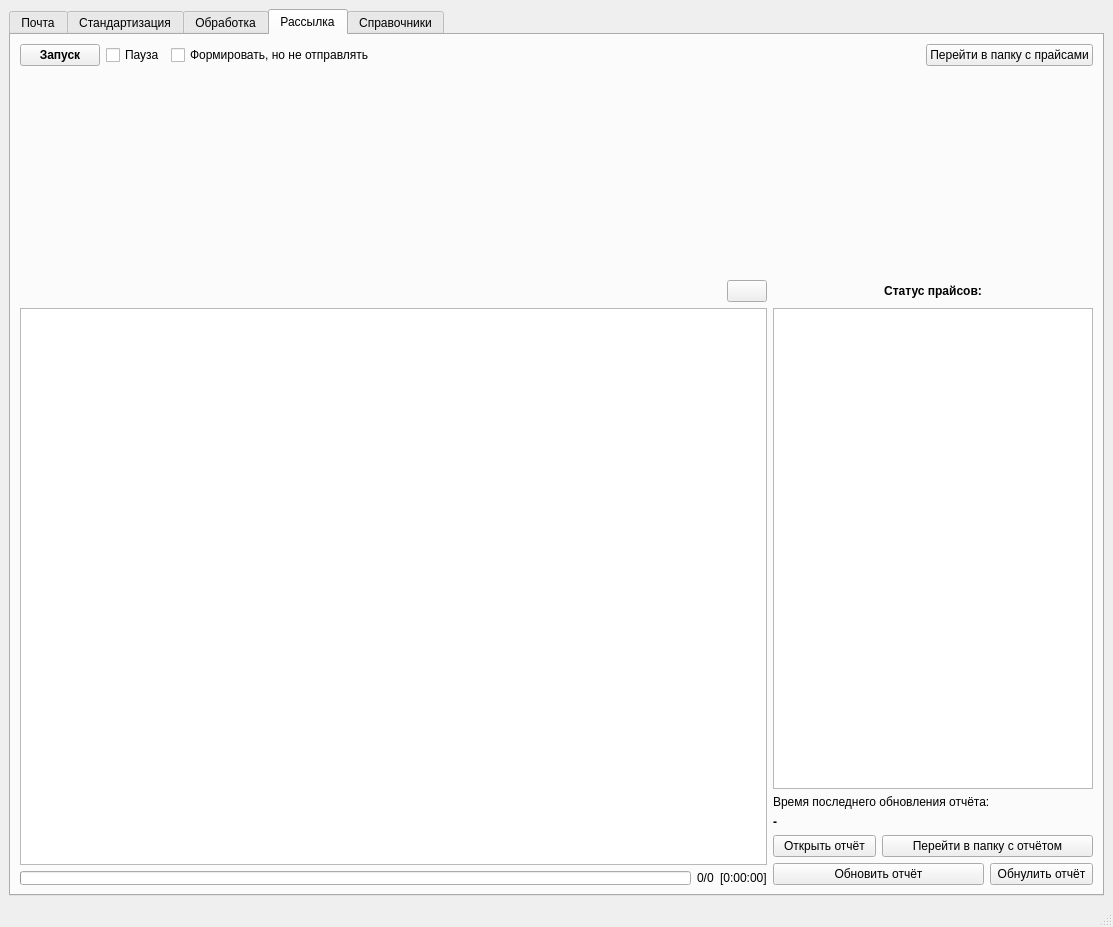
Old version of the form price_processing_2.ui in the repository tmptr1/price_processing.
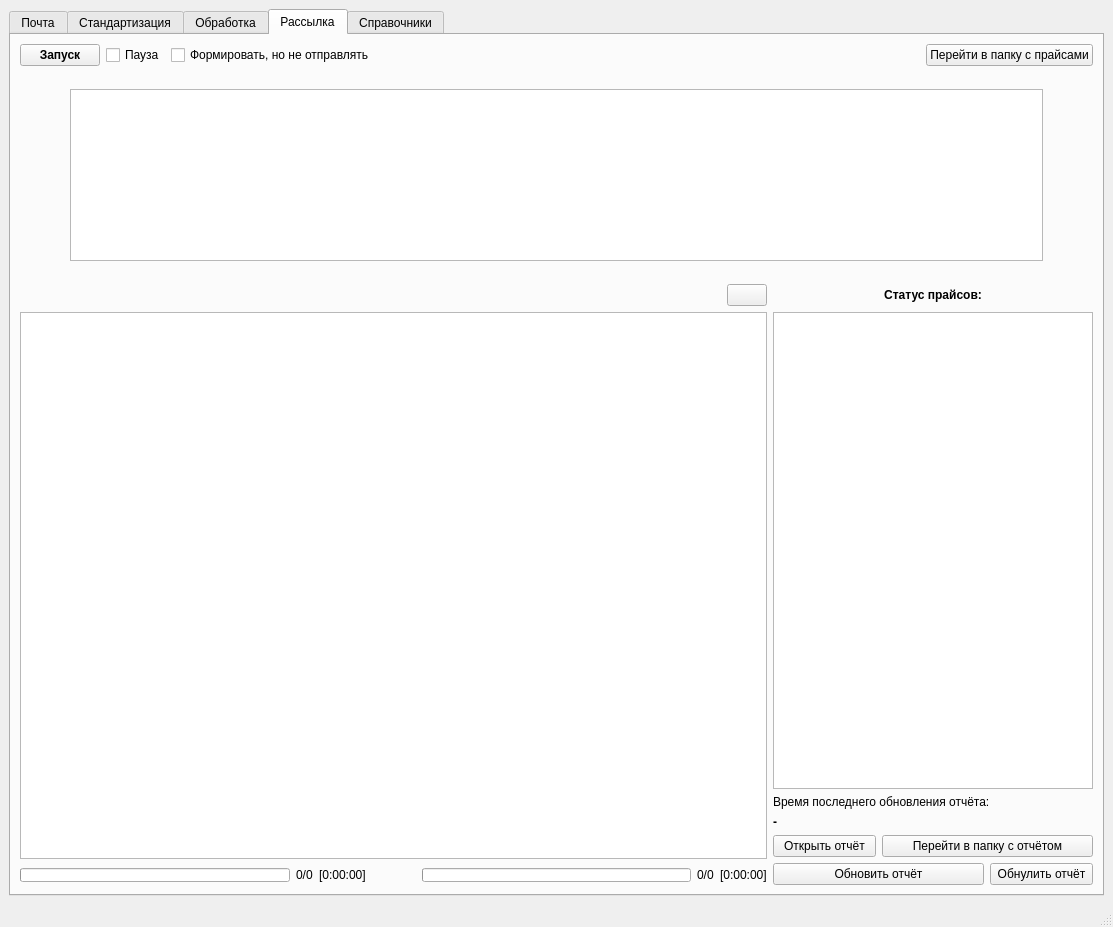
New version of the form. The open tabs and pages were chosen to show the change. Icons and pictures are not drawn.

Commit message: load orders twice, final_price create in 2 threads

```diff
--- a/price_processing_2.ui
+++ b/price_processing_2.ui
@@ -1186,7 +1186,7 @@
        </attribute>
        <layout class="QGridLayout" name="gridLayout_16">
         <item row="0" column="0">
-         <layout class="QVBoxLayout" name="verticalLayout_9" stretch="3,12,35">
+         <layout class="QVBoxLayout" name="verticalLayout_9" stretch="3,1,10,1,35">
           <property name="spacing">
            <number>6</number>
           </property>
@@ -1258,6 +1258,58 @@
             </item>
            </layout>
           </item>
+          <item>
+           <spacer name="verticalSpacer_13">
+            <property name="orientation">
+             <enum>Qt::Orientation::Vertical</enum>
+            </property>
+            <property name="sizeHint" stdset="0">
+             <size>
+              <width>20</width>
+              <height>40</height>
+             </size>
+            </property>
+           </spacer>
+          </item>
+          <item>
+           <layout class="QHBoxLayout" name="horizontalLayout_27">
+            <item>
+             <spacer name="horizontalSpacer_35">
+              <property name="orientation">
+               <enum>Qt::Orientation::Horizontal</enum>
+              </property>
+              <property name="sizeType">
+               <enum>QSizePolicy::Policy::Minimum</enum>
+              </property>
+              <property name="sizeHint" stdset="0">
+               <size>
+                <width>50</width>
+                <height>20</height>
+               </size>
+              </property>
+             </spacer>
+            </item>
+            <item>
+             <widget class="QTableView" name="PriceStatusTableView_4"/>
+            </item>
+            <item>
+             <spacer name="horizontalSpacer_36">
+              <property name="orientation">
+               <enum>Qt::Orientation::Horizontal</enum>
+              </property>
+              <property name="sizeType">
+               <enum>QSizePolicy::Policy::Minimum</enum>
+              </property>
+              <property name="sizeHint" stdset="0">
+               <size>
+                <width>50</width>
+                <height>20</height>
+               </size>
+              </property>
+             </spacer>
+            </item>
+           </layout>
+          </item>
           <item>
            <spacer name="verticalSpacer_12">
             <property name="orientation">
@@ -1365,6 +1417,52 @@
                   </property>
                  </widget>
                 </item>
+                <item>
+                 <spacer name="horizontalSpacer_37">
+                  <property name="orientation">
+                   <enum>Qt::Orientation::Horizontal</enum>
+                  </property>
+                  <property name="sizeType">
+                   <enum>QSizePolicy::Policy::Minimum</enum>
+                  </property>
+                  <property name="sizeHint" stdset="0">
+                   <size>
+                    <width>50</width>
+                    <height>20</height>
+                   </size>
+                  </property>
+                 </spacer>
+                </item>
+                <item>
+                 <widget class="QProgressBar" name="progressBar_4_1">
+                  <property name="maximumSize">
+                   <size>
+                    <width>16777215</width>
+                    <height>14</height>
+                   </size>
+                  </property>
+                  <property name="value">
+                   <number>0</number>
+                  </property>
+                  <property name="textVisible">
+                   <bool>false</bool>
+                  </property>
+                 </widget>
+                </item>
+                <item>
+                 <widget class="QLabel" name="ProgressLabel_4_1">
+                  <property name="text">
+                   <string>0/0</string>
+                  </property>
+                 </widget>
+                </item>
+                <item>
+                 <widget class="QLabel" name="TotalTimeLabel_4_1">
+                  <property name="text">
+                   <string>[0:00:00]</string>
+                  </property>
+                 </widget>
+                </item>
                </layout>
               </item>
              </layout>
```
Left out of the diff: 4 changed lines with no effect on the pictures. The commit also changes 5 other files.
